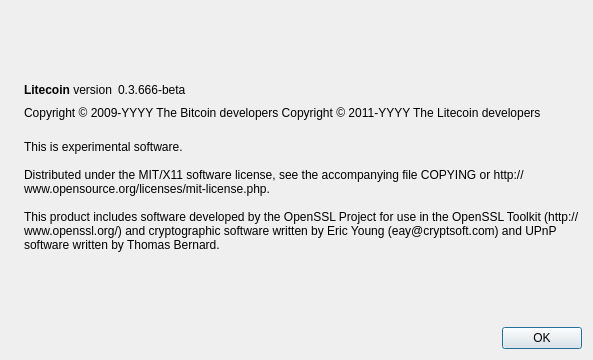
This is src/qt/forms/aboutdialog.ui in ojetecoin/ojetecoin as Qt 5 draws it before an edit. The edited form follows.
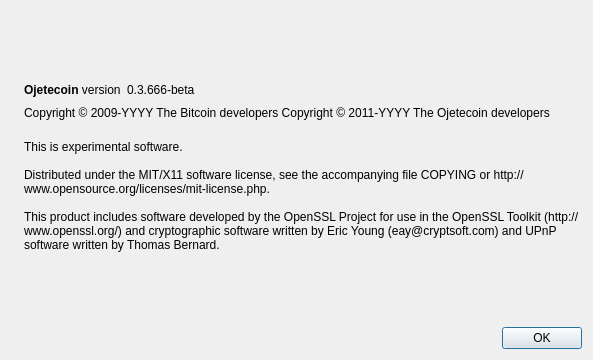
This is the edited form. Icons and pictures are not drawn.

```diff
--- a/src/qt/forms/aboutdialog.ui
+++ b/src/qt/forms/aboutdialog.ui
@@ -50,7 +50,7 @@
           <cursorShape>IBeamCursor</cursorShape>
          </property>
          <property name="text">
-          <string>&lt;b&gt;Litecoin&lt;/b&gt; version</string>
+          <string>&lt;b&gt;Ojetecoin&lt;/b&gt; version</string>
          </property>
          <property name="textInteractionFlags">
           <set>Qt::LinksAccessibleByMouse|Qt::TextSelectableByKeyboard|Qt::TextSelectableByMouse</set>
@@ -92,7 +92,7 @@
        </property>
        <property name="text">
         <string notr="true">Copyright &amp;copy; 2009-YYYY The Bitcoin developers
-Copyright &amp;copy; 2011-YYYY The Litecoin developers</string>
+Copyright &amp;copy; 2011-YYYY The Ojetecoin developers</string>
        </property>
        <property name="textFormat">
         <enum>Qt::RichText</enum>
```
Left out of the diff: 2 changed lines with no effect on the pictures.
